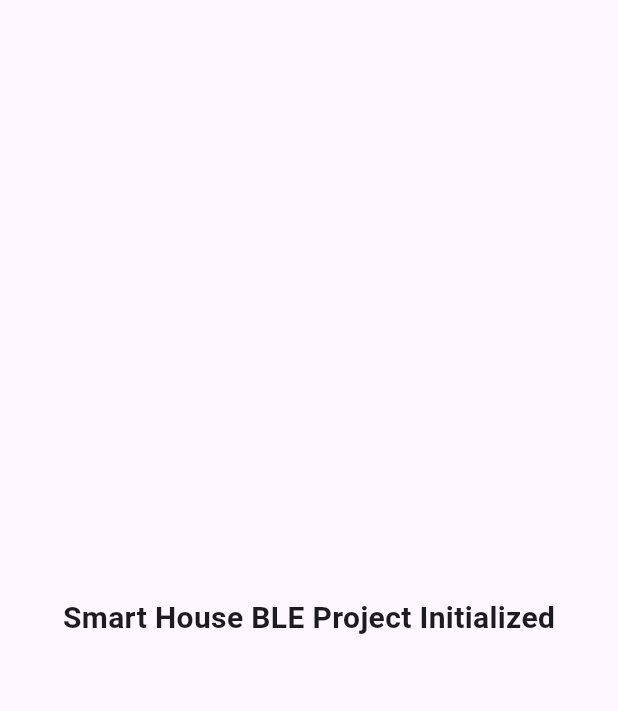
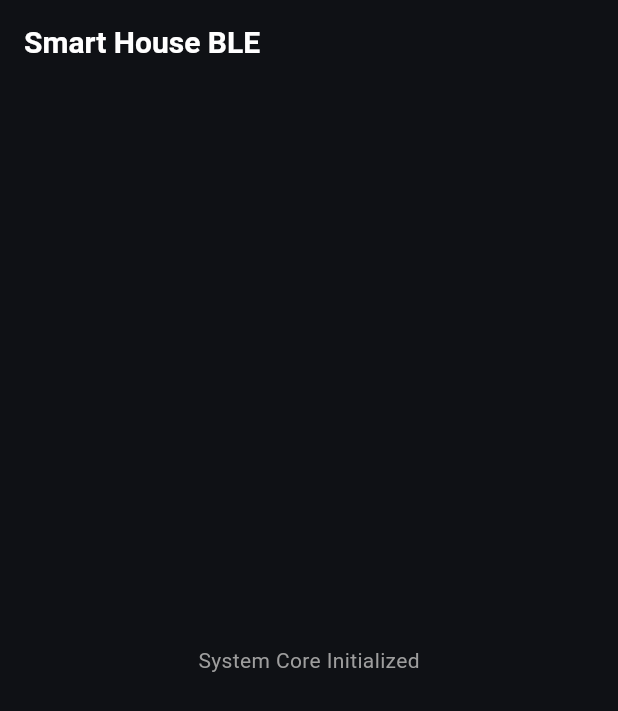
Before and after one commit to DevD-user/smart_house_ble, a Flutter app: the screen it shows after launch, on a phone screen of 412 x 824 dp. Shown: the top 711 px of the screen. Run offline on Flutter 3.47's test engine with Material 3 defaults, Android fonts, the phone set to English and light mode, and no system bars.

Commit message:
Completed app initialization and theme architecture

```diff
--- a/lib/main.dart
+++ b/lib/main.dart
@@ -1,21 +1,43 @@
 import 'package:flutter/material.dart';
+import 'package:provider/provider.dart';
+
+import 'state/connection/connection_provider.dart';
+import 'state/device/device_provider.dart';
+import 'state/theme/theme_provider.dart';
+import 'theme/app_theme.dart';
 
 void main() {
-  runApp(const SmartHouseApp());
+  runApp(
+    MultiProvider(
+      providers: [
+        ChangeNotifierProvider(create: (_) => DeviceProvider()),
+        ChangeNotifierProvider(create: (_) => ConnectionProvider()),
+        ChangeNotifierProvider(create: (_) => ThemeProvider()),
+      ],
+      child: const SmartHouseApp(),
+    ),
+  );
 }
 
+/// The root widget of the Smart House BLE application.
 class SmartHouseApp extends StatelessWidget {
   const SmartHouseApp({super.key});
 
   @override
   Widget build(BuildContext context) {
-    return const MaterialApp(
+    final themeProvider = Provider.of<ThemeProvider>(context);
+    final theme = themeProvider.isDarkMode ? AppTheme.darkTheme : AppTheme.lightTheme;
+
+    return MaterialApp(
       debugShowCheckedModeBanner: false,
+      theme: theme,
       home: Scaffold(
-        body: Center(
+        appBar: AppBar(
+          title: const Text('Smart House BLE'),
+        ),
+        body: const Center(
           child: Text(
-            'Smart House BLE Project Initialized',
-            style: TextStyle(fontSize: 20, fontWeight: FontWeight.bold),
+            'System Core Initialized',
           ),
         ),
       ),
--- a/lib/services/ble_manager.dart
+++ b/lib/services/ble_manager.dart
@@ -14,13 +14,10 @@ class BleManager {
   final ConnectionProvider _connectionProvider;
   StreamSubscription? _deviceSubscription;
 
-  /// Creates a [BleManager] and initializes the internal [MockBleService].
-  BleManager({
-    required DeviceProvider deviceProvider,
-    required ConnectionProvider connectionProvider,
-  })  : _deviceProvider = deviceProvider,
-        _connectionProvider = connectionProvider,
-        _mockBleService = MockBleService();
+  BleManager(
+    this._deviceProvider,
+    this._connectionProvider,
+  ) : _mockBleService = MockBleService();
 
   /// Starts scanning, starts the mock telemetry stream, and listens to the device telemetry stream.
   void startMockBle() {
@@ -51,9 +48,7 @@ class BleManager {
               : (deviceId == 'Node_B' ? 'Node B' : deviceId),
           isConnected: true,
           lastSeen: DateTime.now(),
-          capabilities: {
-            CapabilityType.voltage.id: voltageCap,
-          },
+          capabilities: {CapabilityType.voltage.id: voltageCap},
         );
 
         _deviceProvider.addDevice(newDevice);
@@ -62,8 +57,9 @@ class BleManager {
         _deviceProvider.updateDeviceCapability(deviceId, sensorId, value);
       }
 
-      final connectedCount =
-          _deviceProvider.devices.values.where((d) => d.isConnected).length;
+      final connectedCount = _deviceProvider.devices.values
+          .where((d) => d.isConnected)
+          .length;
       _connectionProvider.setConnected(connectedCount);
     });
   }
--- /dev/null
+++ b/lib/theme/app_theme.dart
@@ -0,0 +1,80 @@
+import 'package:flutter/material.dart';
+
+/// Application theme definitions for both Light and Dark modes.
+class AppTheme {
+  AppTheme._();
+
+  /// Dark theme configuration.
+  static final ThemeData darkTheme = ThemeData(
+    brightness: Brightness.dark,
+    scaffoldBackgroundColor: const Color(0xFF0F1115),
+    cardColor: const Color(0xFF1A1D24),
+    appBarTheme: const AppBarTheme(
+      backgroundColor: Color(0xFF0F1115),
+      elevation: 0,
+      iconTheme: IconThemeData(color: Colors.white),
+      titleTextStyle: TextStyle(
+        color: Colors.white,
+        fontSize: 20,
+        fontWeight: FontWeight.bold,
+      ),
+    ),
+    cardTheme: const CardThemeData(
+      color: Color(0xFF1A1D24),
+      elevation: 2,
+      margin: EdgeInsets.all(8),
+      shape: RoundedRectangleBorder(
+        borderRadius: BorderRadius.all(Radius.circular(12)),
+      ),
+    ),
+    colorScheme: const ColorScheme.dark(
+      primary: Color(0xFF00BCD4),
+      secondary: Color(0xFF00BCD4),
+      surface: Color(0xFF1A1D24),
+      onPrimary: Colors.black,
+      onSecondary: Colors.black,
+      onSurface: Colors.white,
+    ),
+    textTheme: const TextTheme(
+      bodyLarge: TextStyle(color: Colors.white),
+      bodyMedium: TextStyle(color: Color(0xFF9E9E9E)),
+    ),
+  );
+
+  /// Light theme configuration.
+  static final ThemeData lightTheme = ThemeData(
+    brightness: Brightness.light,
+    scaffoldBackgroundColor: const Color(0xFFF7F9FC),
+    cardColor: Colors.white,
+    appBarTheme: const AppBarTheme(
+      backgroundColor: Color(0xFFF7F9FC),
+      elevation: 0,
+      iconTheme: IconThemeData(color: Color(0xFF1A1A1A)),
+      titleTextStyle: TextStyle(
+        color: Color(0xFF1A1A1A),
+        fontSize: 20,
+        fontWeight: FontWeight.bold,
+      ),
+    ),
+    cardTheme: const CardThemeData(
+      color: Colors.white,
+      elevation: 2,
+      margin: EdgeInsets.all(8),
+      shape: RoundedRectangleBorder(
+        borderRadius: BorderRadius.all(Radius.circular(12)),
+      ),
+    ),
+    colorScheme: const ColorScheme.light(
+      primary: Color(0xFF0288D1),
+      secondary: Color(0xFF0288D1),
+      surface: Colors.white,
+      onPrimary: Colors.white,
+      onSecondary: Colors.white,
+      onSurface: Color(0xFF1A1A1A),
+    ),
+    textTheme: const TextTheme(
+      bodyLarge: TextStyle(color: Color(0xFF1A1A1A)),
+      bodyMedium: TextStyle(color: Color(0xFF757575)),
+    ),
+  );
+}
```
Also changed, not shown: 1 other file.
